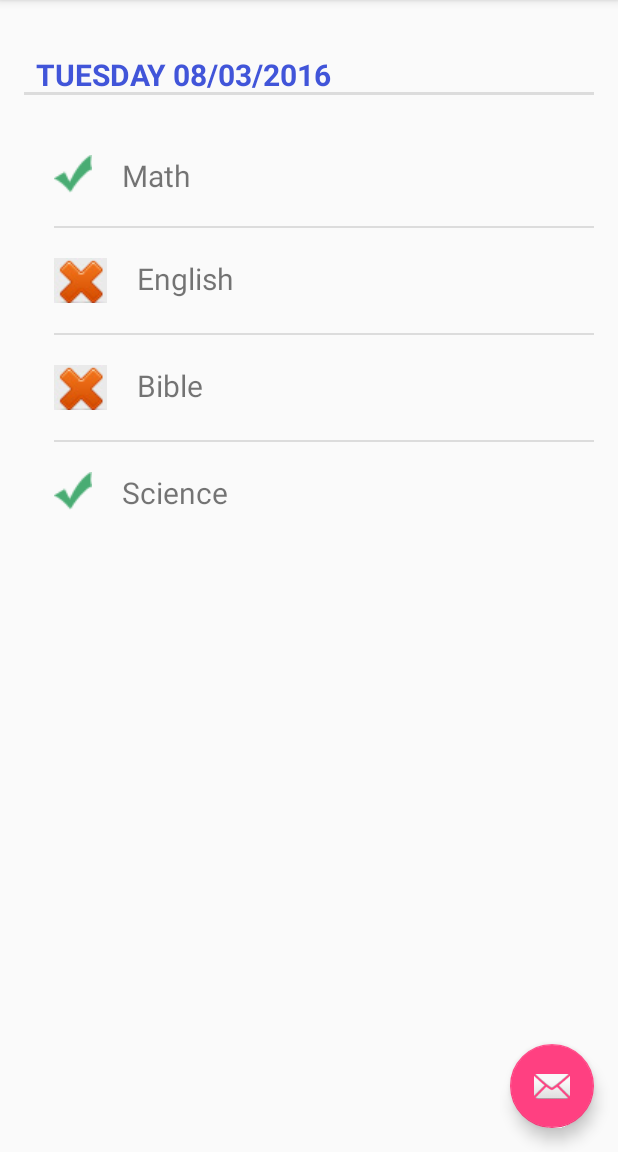
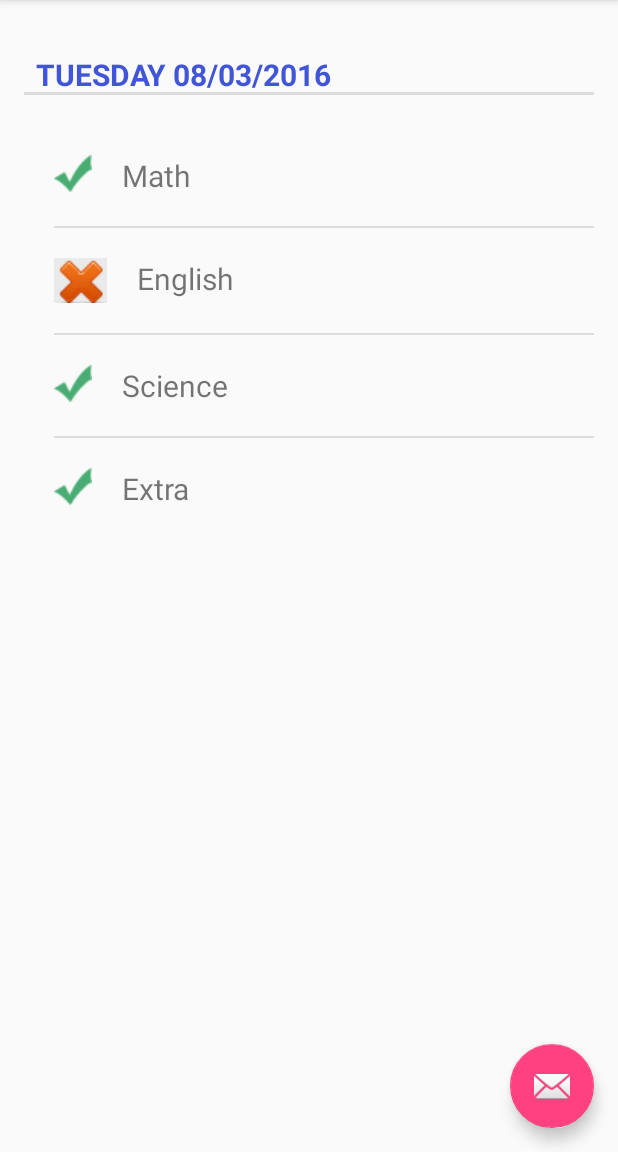
Before and after one commit to irenaKamrat/SmartBackpack_new, an Android app: the screen it shows after launch (MainActivity), in the side drawer, after a tap on "Gallery", on a phone screen of 412 x 824 dp, the part 84-1236 px from its top. Run offline under Robolectric (Android 15) with nearby library versions, the phone set to English and light mode, and no system bars; 1 statement that could not run was skipped.

Commit message:
updated Item and Subject statuses. Added extra

```diff
--- a/app/src/main/java/com/smartbp/bl/BackBackServiceImpl.java
+++ b/app/src/main/java/com/smartbp/bl/BackBackServiceImpl.java
@@ -7,6 +7,7 @@ import com.smartbp.model.Item;
 import com.smartbp.model.Subject;
 import com.smartbp.types.DayOfWeek;
 import com.smartbp.types.DayStatus;
+import com.smartbp.types.SubjectStatus;
 import com.smartbp.view.R;
 
 import java.text.SimpleDateFormat;
@@ -22,10 +23,10 @@ public class BackBackServiceImpl implements BackPackService {
     public Subject[] getSubjectsForDay(DayOfWeek day) {
         //TODO
         Subject[] subjects = new Subject[4];
-        subjects[0] = new Subject("Math", 1);
-        subjects[1] = new Subject("English", 0);
-        subjects[2] = new Subject("Bible", 0);
-        subjects[3] = new Subject("Science", 1);
+        subjects[0] = new Subject("Math", SubjectStatus.READY);
+        subjects[1] = new Subject("English", SubjectStatus.MISSING);
+        subjects[2] = new Subject("Science", SubjectStatus.READY);
+        subjects[3] = new Subject("Extra", SubjectStatus.EXTRA);
 
         return subjects;
     }
@@ -47,28 +48,28 @@ public class BackBackServiceImpl implements BackPackService {
         //TODO
         Map<String, Item[]> itemsPerSubjectMap = new HashMap<>();
         Item[] mathItems = new Item[3];
-        mathItems[0] = new Item("Book1", 1);
-        mathItems[1] = new Item("Calculator", 1);
-        mathItems[2] = new Item("Notebook", 1);
+        mathItems[0] = new Item("Book1", SubjectStatus.READY);
+        mathItems[1] = new Item("Calculator", SubjectStatus.READY);
+        mathItems[2] = new Item("Notebook", SubjectStatus.READY);
         itemsPerSubjectMap.put("Math", mathItems);
 
         Item[] englishItems = new Item[3];
-        englishItems[0] = new Item("Book1", 0);
-        englishItems[1] = new Item("Book2", 1);
-        englishItems[2] = new Item("Notebook", 1);
+        englishItems[0] = new Item("Book1", SubjectStatus.MISSING);
+        englishItems[1] = new Item("Book2", SubjectStatus.MISSING);
+        englishItems[2] = new Item("Notebook", SubjectStatus.READY);
         itemsPerSubjectMap.put("English", englishItems);
 
-        Item[] bibleItems = new Item[3];
-        bibleItems[0] = new Item("Bible book", 1);
-        bibleItems[1] = new Item("Book2", 0);
-        bibleItems[2] = new Item("Notebook", 1);
-        itemsPerSubjectMap.put("Bible", bibleItems);
+        Item[] scienceItems = new Item[3];
+        scienceItems[0] = new Item("Book1", SubjectStatus.READY);
+        scienceItems[1] = new Item("Book2", SubjectStatus.READY);
+        scienceItems[2] = new Item("Notebook", SubjectStatus.READY);
+        itemsPerSubjectMap.put("Science", scienceItems);
 
-        Item[] scienceItems = new Item[3];
-        scienceItems[0] = new Item("Book1", 1);
-        scienceItems[1] = new Item("Book2", 1);
-        scienceItems[2] = new Item("Notebook", 1);
-        itemsPerSubjectMap.put("Science", scienceItems);
+        Item[] extraItems = new Item[3];
+        extraItems[0] = new Item("Bible book", SubjectStatus.EXTRA);
+        extraItems[1] = new Item("English Book2", SubjectStatus.EXTRA);
+        extraItems[2] = new Item("English Notebook", SubjectStatus.EXTRA);
+        itemsPerSubjectMap.put("Extra", extraItems);
 
         return itemsPerSubjectMap.get(subjectName);
     }
--- a/app/src/main/java/com/smartbp/model/Item.java
+++ b/app/src/main/java/com/smartbp/model/Item.java
@@ -1,20 +1,22 @@
 package com.smartbp.model;
+
+import com.smartbp.types.SubjectStatus;
 
 /**
  * Created by ikamrat on 07/03/2016.
  */
 public class Item {
     private String name;
-    private int status;
+    private SubjectStatus status;
     private String rfid;
 
-    public Item(String name, int status, String rfid) {
+    public Item(String name, SubjectStatus status, String rfid) {
         this.name = name;
         this.status = status;
         this.rfid = rfid;
     }
 
-    public Item(String name, int status) {
+    public Item(String name, SubjectStatus status) {
         this.name = name;
         this.status = status;
     }
@@ -27,11 +29,11 @@ public class Item {
         this.name = name;
     }
 
-    public int getStatus() {
+    public SubjectStatus getStatus() {
         return status;
     }
 
-    public void setStatus(int status) {
+    public void setStatus(SubjectStatus status) {
         this.status = status;
     }
 
--- a/app/src/main/java/com/smartbp/model/Subject.java
+++ b/app/src/main/java/com/smartbp/model/Subject.java
@@ -1,13 +1,15 @@
 package com.smartbp.model;
+
+import com.smartbp.types.SubjectStatus;
 
 /**
  * Created by ikamrat on 07/03/2016.
  */
 public class Subject {
     private String name;
-    private int status;
+    private SubjectStatus status;
 
-    public Subject(String name, int status) {
+    public Subject(String name, SubjectStatus status) {
         this.name = name;
         this.status = status;
     }
@@ -20,11 +22,11 @@ public class Subject {
         this.name = name;
     }
 
-    public int getStatus() {
+    public SubjectStatus getStatus() {
         return status;
     }
 
-    public void setStatus(int status) {
+    public void setStatus(SubjectStatus status) {
         this.status = status;
     }
 }
--- a/app/src/main/java/com/smartbp/view/CustomAdapter.java
+++ b/app/src/main/java/com/smartbp/view/CustomAdapter.java
@@ -10,6 +10,7 @@ import android.widget.ImageView;
 import android.widget.TextView;
 
 import com.smartbp.model.Subject;
+import com.smartbp.types.SubjectStatus;
 
 import java.util.List;
 
@@ -34,10 +35,12 @@ public class CustomAdapter extends ArrayAdapter<Subject> {
         TextView name = (TextView) convertView.findViewById(R.id.textView);
         ImageView img = (ImageView) convertView.findViewById(R.id.checkBox);
         name.setText(subjects[position].getName());
-        if(subjects[position].getStatus() == 0) {
+        SubjectStatus subjectStatus = subjects[position].getStatus();
+        if(SubjectStatus.MISSING.equals(subjects[position].getStatus())) {
             img.setImageResource(R.drawable.failure);
-        }
-        else {
+        } else if(SubjectStatus.READY.equals(subjectStatus)) {
+            img.setImageResource(R.drawable.success);
+        }else if(SubjectStatus.EXTRA.equals(subjectStatus)) {
             img.setImageResource(R.drawable.success);
         }
         return convertView;
--- a/app/src/main/java/com/smartbp/view/CustomItemsAdapter.java
+++ b/app/src/main/java/com/smartbp/view/CustomItemsAdapter.java
@@ -10,6 +10,7 @@ import android.widget.ImageView;
 import android.widget.TextView;
 
 import com.smartbp.model.Item;
+import com.smartbp.types.SubjectStatus;
 
 
 /**
@@ -33,10 +34,12 @@ public class CustomItemsAdapter extends ArrayAdapter<Item> {
         TextView name = (TextView) convertView.findViewById(R.id.textView);
         ImageView img = (ImageView) convertView.findViewById(R.id.checkBox);
         name.setText(items[position].getName());
-        if(items[position].getStatus() == 0) {
+        SubjectStatus itemStatus = items[position].getStatus();
+        if(SubjectStatus.MISSING.equals(itemStatus)) {
             img.setImageResource(R.drawable.failure);
-        }
-        else {
+        } else if(SubjectStatus.READY.equals(itemStatus)) {
+            img.setImageResource(R.drawable.success);
+        }else if(SubjectStatus.EXTRA.equals(itemStatus)) {
             img.setImageResource(R.drawable.success);
         }
         return convertView;
```
